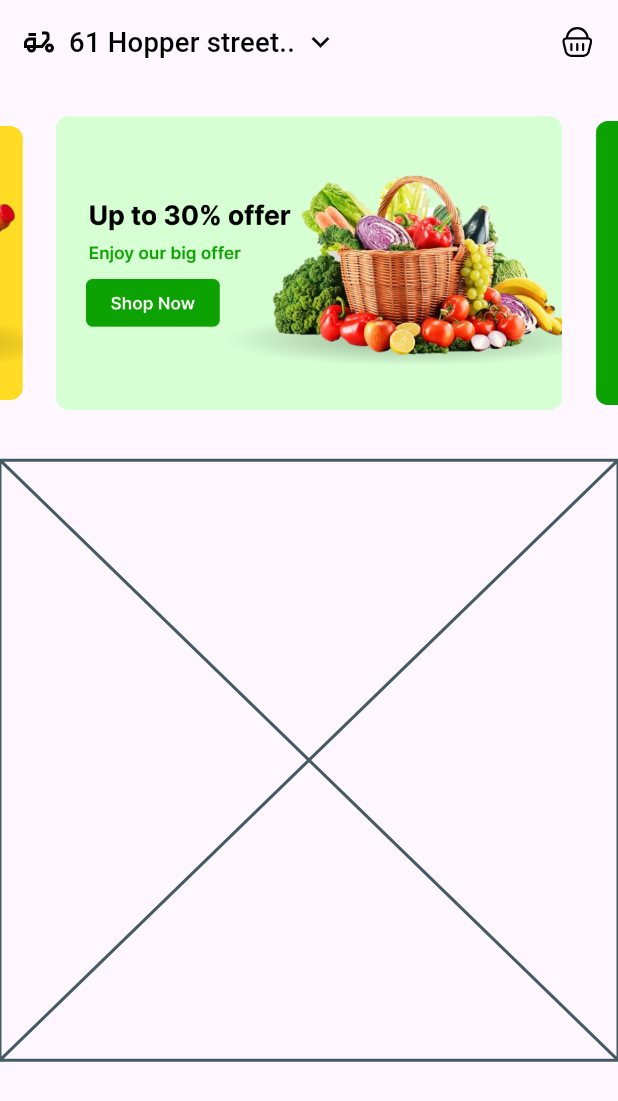
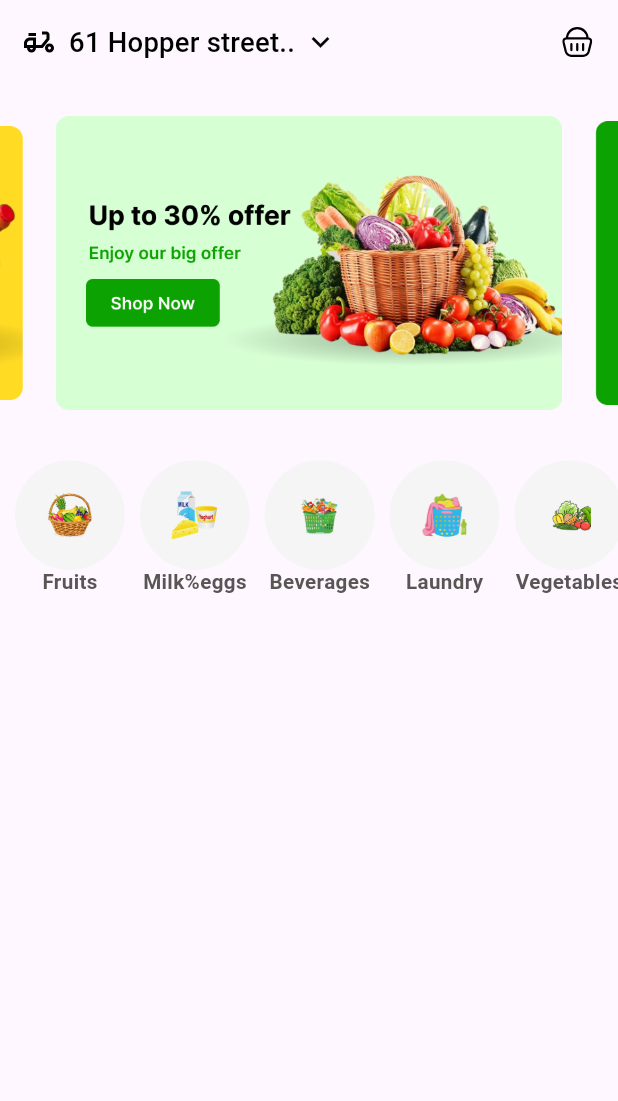
Before and after one commit to AmrElzohairy/fruits_app, a Flutter app: the screen it shows after launch, on a phone screen of 412 x 824 dp. Shown: the top 1101 px of the screen. Run offline on Flutter 3.47's test engine with Material 3 defaults, Android fonts, the phone set to English and light mode, and no system bars; drawn by our look-alikes of carousel_slider; our stand-ins replace flutter_screenutil, flutter_svg.

Commit message:
add categories

```diff
--- a/lib/core/utils/app_colors.dart
+++ b/lib/core/utils/app_colors.dart
@@ -6,5 +6,6 @@ class AppColors {
   static const Color black = Color(0xFF000000);
   static const Color white = Color(0xFFFFFFFF);
   static const Color baseBlack = Color(0xFF0A0B0A);
+  static const Color baseWhite = Color(0xFFF5F5F5);
 
 }
--- a/lib/core/utils/app_images.dart
+++ b/lib/core/utils/app_images.dart
@@ -6,25 +6,25 @@ class Assets {
   /// assets/images/bag_icon.svg
   static const String imagesBagIcon = "assets/images/bag_icon.svg";
 
-  /// Assets for imagesBeveragesIcon
-  /// assets/images/Beverages_icon.svg
-  static const String imagesBeveragesIcon = "assets/images/Beverages_icon.svg";
+  /// Assets for imagesBeverages
+  /// assets/images/Beverages.png
+  static const String imagesBeverages = "assets/images/Beverages.png";
 
   /// Assets for imagesFruitsIcon
-  /// assets/images/fruits_icon.svg
-  static const String imagesFruitsIcon = "assets/images/fruits_icon.svg";
+  /// assets/images/fruits_icon.png
+  static const String imagesFruitsIcon = "assets/images/fruits_icon.png";
 
   /// Assets for imagesGrabberLogo
   /// assets/images/Grabber_logo.svg
   static const String imagesGrabberLogo = "assets/images/Grabber_logo.svg";
 
-  /// Assets for imagesLaundryIcon
-  /// assets/images/Laundry_icon.svg
-  static const String imagesLaundryIcon = "assets/images/Laundry_icon.svg";
+  /// Assets for imagesLaundry
+  /// assets/images/Laundry.png
+  static const String imagesLaundry = "assets/images/Laundry.png";
 
-  /// Assets for imagesMilkEggIcon
-  /// assets/images/milk_egg_icon.svg
-  static const String imagesMilkEggIcon = "assets/images/milk_egg_icon.svg";
+  /// Assets for imagesMilkIcon
+  /// assets/images/milk_icon.png
+  static const String imagesMilkIcon = "assets/images/milk_icon.png";
 
   /// Assets for imagesMotorIcon
   /// assets/images/motor_icon.svg
@@ -42,7 +42,7 @@ class Assets {
   /// assets/images/Slider_3.png
   static const String imagesSlider3 = "assets/images/Slider_3.png";
 
-  /// Assets for imagesVegetablesIcon
-  /// assets/images/Vegetables_icon.svg
-  static const String imagesVegetablesIcon = "assets/images/Vegetables_icon.svg";
+  /// Assets for imagesVegetables
+  /// assets/images/vegetables.png
+  static const String imagesVegetables = "assets/images/vegetables.png";
 }
--- /dev/null
+++ b/lib/features/home/presentation/widgets/category_item.dart
@@ -0,0 +1,24 @@
+import 'package:flutter/material.dart';
+import 'package:flutter_screenutil/flutter_screenutil.dart';
+import 'package:fruits_app/core/utils/app_colors.dart';
+
+import '../../../../core/utils/app_styles.dart';
+
+class CategoryItem extends StatelessWidget {
+  const CategoryItem({super.key, required this.name, required this.image});
+  final String name;
+  final String image;
+  @override
+  Widget build(BuildContext context) {
+    return Column(
+      children: [
+        CircleAvatar(
+          radius: 32.r,
+          backgroundColor: AppColors.baseWhite,
+          child: Image.asset(image, width: 30.w, height: 30.h),
+        ),
+        Text(name, style: AppStyles.semiBold12Gray),
+      ],
+    );
+  }
+}
--- a/lib/features/home/presentation/widgets/home_categories.dart
+++ b/lib/features/home/presentation/widgets/home_categories.dart
@@ -1,5 +1,6 @@
 import 'package:flutter/material.dart';
 import 'package:fruits_app/features/home/data/models/category_model.dart';
+import 'package:fruits_app/features/home/presentation/widgets/category_item.dart';
 
 import '../../../../core/utils/app_images.dart';
 
@@ -13,13 +14,30 @@ class HomeCategories extends StatefulWidget {
 class _HomeCategoriesState extends State<HomeCategories> {
   final List<CategoryModel> categories = [
     CategoryModel(name: "Fruits", image: Assets.imagesFruitsIcon),
-    CategoryModel(name: "Milk%eggs", image: Assets.imagesMilkEggIcon),
-    CategoryModel(name: "Beverages", image: Assets.imagesBeveragesIcon),
-    CategoryModel(name: "Laundry", image: Assets.imagesLaundryIcon),
-    CategoryModel(name: "Vegetables", image: Assets.imagesVegetablesIcon),
+    CategoryModel(name: "Milk%eggs", image: Assets.imagesMilkIcon),
+    CategoryModel(name: "Beverages", image: Assets.imagesBeverages),
+    CategoryModel(name: "Laundry", image: Assets.imagesLaundry),
+    CategoryModel(name: "Vegetables", image: Assets.imagesVegetables),
   ];
   @override
   Widget build(BuildContext context) {
-    return const Placeholder();
+    return SingleChildScrollView(
+      scrollDirection: Axis.horizontal,
+      child: Row(
+        children: List.generate(
+          categories.length,
+          (index) => Padding(
+            padding: EdgeInsets.only(
+              left: 10,
+              right: categories.length - 1 == index ? 10 : 0,
+            ),
+            child: CategoryItem(
+              image: categories[index].image,
+              name: categories[index].name,
+            ),
+          ),
+        ),
+      ),
+    );
   }
 }
```
Also changed, not shown: assets/images/Beverages.png (added), assets/images/Beverages_icon.svg (deleted), assets/images/Laundry.png (added), assets/images/Laundry_icon.svg (deleted), assets/images/Vegetables_icon.svg (deleted), assets/images/fruits_icon.png (added), assets/images/fruits_icon.svg (deleted), assets/images/milk_egg_icon.svg (deleted), assets/images/milk_icon.png (added), assets/images/vegetables.png (added).
